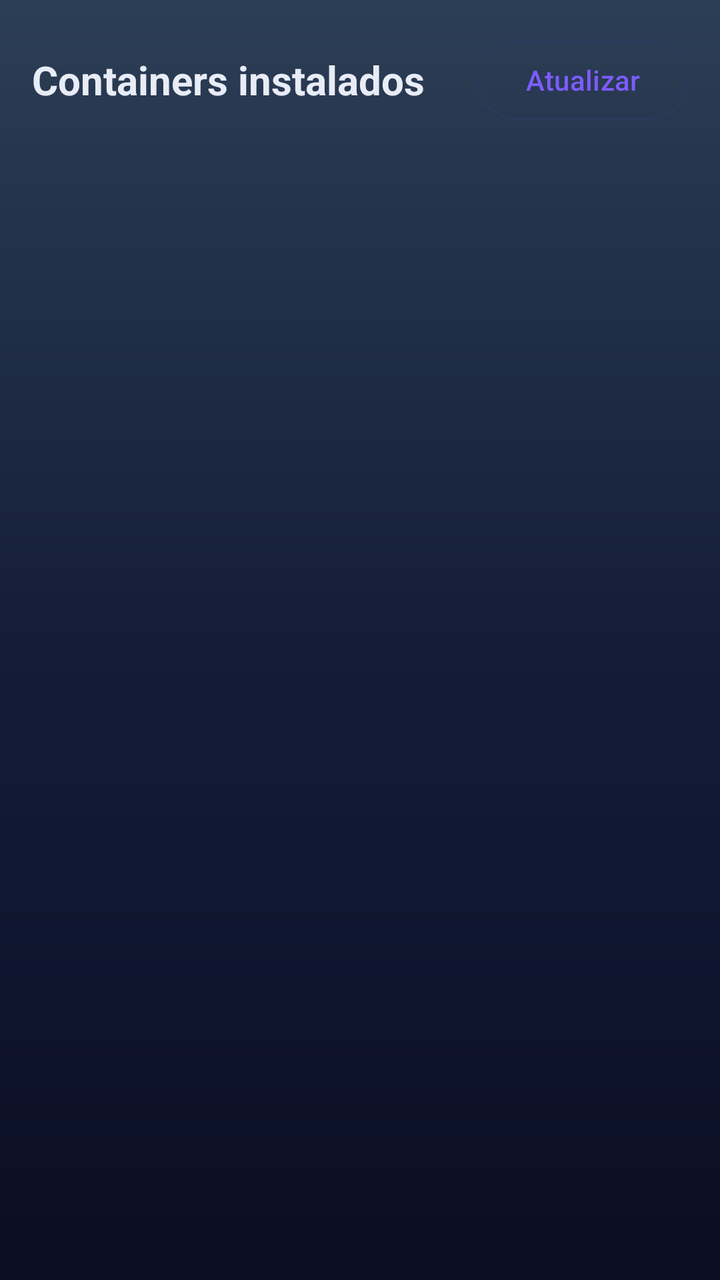
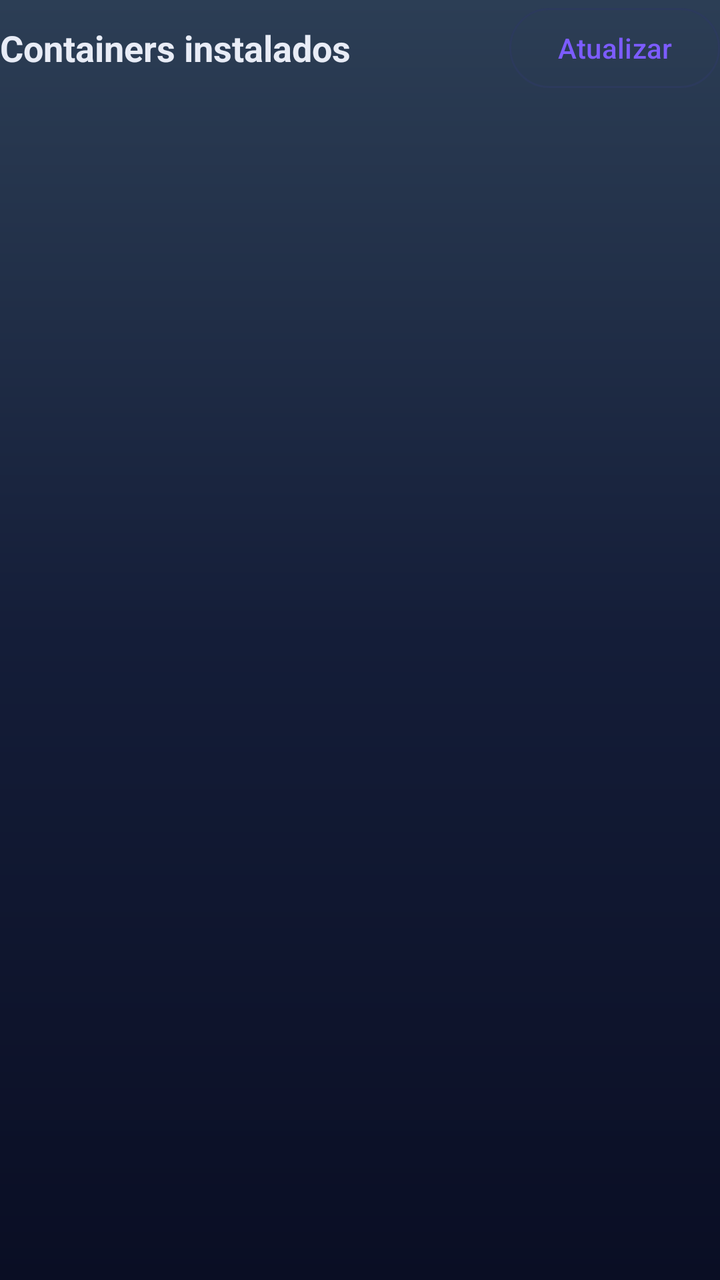

Two renders of the same Android screen: before a commit and after it. Below are the layout's source before the change and the commit's diff.
<!-- AndroidManifest.xml: application theme Theme.TuxBox -->
<!-- res/layout/fragment_rootfs.xml -->
<?xml version="1.0" encoding="utf-8"?>
<LinearLayout xmlns:android="http://schemas.android.com/apk/res/android"
    xmlns:app="http://schemas.android.com/apk/res-auto"
    android:layout_width="match_parent"
    android:layout_height="match_parent"
    android:orientation="vertical"
    android:padding="16dp">

    <LinearLayout
        android:layout_width="match_parent"
        android:layout_height="wrap_content"
        android:gravity="center_vertical"
        android:orientation="horizontal">

        <TextView
            android:layout_width="0dp"
            android:layout_height="wrap_content"
            android:layout_weight="1"
            android:text="@string/rootfs_title"
            android:textColor="@color/tux_text"
            android:textSize="20sp"
            android:textStyle="bold" />

        <com.google.android.material.button.MaterialButton
            android:id="@+id/btnRefresh"
            style="@style/Widget.Material3.Button.OutlinedButton"
            android:layout_width="wrap_content"
            android:layout_height="wrap_content"
            android:text="@string/rootfs_btn_refresh" />
    </LinearLayout>

    <TextView
        android:id="@+id/tvFree"
        android:layout_width="match_parent"
        android:layout_height="wrap_content"
        android:layout_marginTop="6dp"
        android:textColor="@color/tux_text_secondary"
        android:text="" />

    <com.google.android.material.card.MaterialCardView
        android:id="@+id/cardNone"
        android:layout_width="match_parent"
        android:layout_height="wrap_content"
        android:layout_marginTop="12dp"
        android:visibility="gone"
        app:cardBackgroundColor="@color/tux_surface_alt"
        app:cardCornerRadius="18dp"
        app:cardElevation="0dp"
        app:strokeColor="@color/tux_stroke"
        app:strokeWidth="1dp">

        <TextView
            android:id="@+id/tvNone"
            android:layout_width="match_parent"
            android:layout_height="wrap_content"
            android:padding="16dp"
            android:text="@string/rootfs_none"
            android:textColor="@color/tux_text_secondary" />
    </com.google.android.material.card.MaterialCardView>

    <ScrollView
        android:layout_width="match_parent"
        android:layout_height="match_parent"
        android:layout_marginTop="8dp">

        <LinearLayout
            android:id="@+id/listRootfs"
            android:layout_width="match_parent"
            android:layout_height="wrap_content"
            android:orientation="vertical" />
    </ScrollView>
</LinearLayout>
<!-- resources referenced by this layout -->
<resources>
  <color name="tux_stroke">#2C3A5C</color>
  <color name="tux_surface_alt">#1C2544</color>
  <color name="tux_text">#E8ECF6</color>
  <color name="tux_text_secondary">#93A1C0</color>
  <string name="rootfs_btn_refresh">Atualizar</string>
  <string name="rootfs_none">Nenhum container em /data/local/tuxbox ainda.\nUse Baixar no Painel para instalar um.</string>
  <string name="rootfs_title">Containers instalados</string>
  <style name="Theme.TuxBox" parent="Theme.Material3.Dark.NoActionBar">
          <item name="colorPrimary">@color/tux_violet</item>
          <item name="colorOnPrimary">@android:color/white</item>
          <item name="colorPrimaryContainer">@color/tux_violet_container</item>
          <item name="colorOnPrimaryContainer">@color/tux_violet_light</item>
  
          <item name="colorSecondary">@color/tux_cyan</item>
          <item name="colorOnSecondary">@color/tux_bg_bottom</item>
          <item name="colorSecondaryContainer">@color/tux_cyan_container</item>
          <item name="colorOnSecondaryContainer">@color/tux_cyan</item>
  
          <item name="colorTertiary">@color/tux_green</item>
          <item name="colorOnTertiary">@color/tux_bg_bottom</item>
  
          <item name="colorSurface">@color/tux_surface</item>
          <item name="colorOnSurface">@color/tux_text</item>
          <item name="colorOnSurfaceVariant">@color/tux_text_secondary</item>
          <item name="colorOutline">@color/tux_stroke</item>
  
          <item name="android:windowBackground">@drawable/bg_app</item>
          <item name="android:statusBarColor">@color/tux_bg_top</item>
          <item name="android:navigationBarColor">@color/tux_bg_bottom</item>
          <item name="android:windowLightStatusBar">false</item>
      </style>
  <color name="tux_violet">#7C5CFF</color>
  <color name="tux_violet_container">#332A57</color>
  <color name="tux_violet_light">#B7A6FF</color>
  <color name="tux_cyan">#7FD8F0</color>
  <color name="tux_bg_bottom">#0A0E24</color>
  <color name="tux_cyan_container">#163A49</color>
  <color name="tux_green">#6FD98A</color>
  <color name="tux_surface">#181F3A</color>
  <!-- drawable bg_app (drawable) -->
  <?xml version="1.0" encoding="utf-8"?>
  <shape xmlns:android="http://schemas.android.com/apk/res/android"
      android:shape="rectangle">
      <gradient
          android:angle="270"
          android:startColor="@color/tux_bg_top"
          android:centerColor="@color/tux_bg_mid"
          android:endColor="@color/tux_bg_bottom" />
  </shape>
  <color name="tux_bg_top">#2C3E55</color>
  <color name="tux_bg_mid">#141D38</color>
</resources>

<!-- the commit's change to res/layout/fragment_rootfs.xml (unified diff, before → after) -->
@@ -2,9 +2,8 @@
 <LinearLayout xmlns:android="http://schemas.android.com/apk/res/android"
     xmlns:app="http://schemas.android.com/apk/res-auto"
     android:layout_width="match_parent"
-    android:layout_height="match_parent"
-    android:orientation="vertical"
-    android:padding="16dp">
+    android:layout_height="wrap_content"
+    android:orientation="vertical">
 
     <LinearLayout
         android:layout_width="match_parent"
@@ -18,7 +17,7 @@
             android:layout_weight="1"
             android:text="@string/rootfs_title"
             android:textColor="@color/tux_text"
-            android:textSize="20sp"
+            android:textSize="18sp"
             android:textStyle="bold" />
 
         <com.google.android.material.button.MaterialButton
@@ -33,7 +32,7 @@
         android:id="@+id/tvFree"
         android:layout_width="match_parent"
         android:layout_height="wrap_content"
-        android:layout_marginTop="6dp"
+        android:layout_marginTop="4dp"
         android:textColor="@color/tux_text_secondary"
         android:text="" />
 
@@ -41,7 +40,7 @@
         android:id="@+id/cardNone"
         android:layout_width="match_parent"
         android:layout_height="wrap_content"
-        android:layout_marginTop="12dp"
+        android:layout_marginTop="10dp"
         android:visibility="gone"
         app:cardBackgroundColor="@color/tux_surface_alt"
         app:cardCornerRadius="18dp"
@@ -53,20 +52,15 @@
             android:id="@+id/tvNone"
             android:layout_width="match_parent"
             android:layout_height="wrap_content"
-            android:padding="16dp"
+            android:padding="14dp"
             android:text="@string/rootfs_none"
             android:textColor="@color/tux_text_secondary" />
     </com.google.android.material.card.MaterialCardView>
 
-    <ScrollView
+    <LinearLayout
+        android:id="@+id/listRootfs"
         android:layout_width="match_parent"
-        android:layout_height="match_parent"
-        android:layout_marginTop="8dp">
-
-        <LinearLayout
-            android:id="@+id/listRootfs"
-            android:layout_width="match_parent"
-            android:layout_height="wrap_content"
-            android:orientation="vertical" />
-    </ScrollView>
+        android:layout_height="wrap_content"
+        android:layout_marginTop="8dp"
+        android:orientation="vertical" />
 </LinearLayout>
